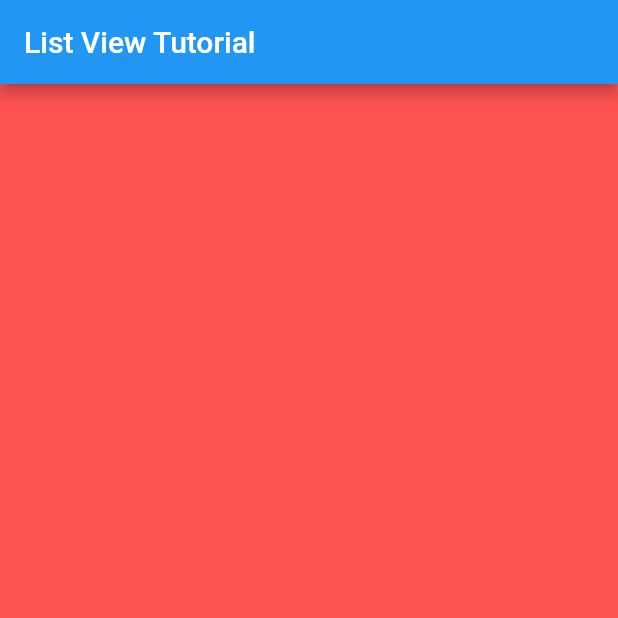
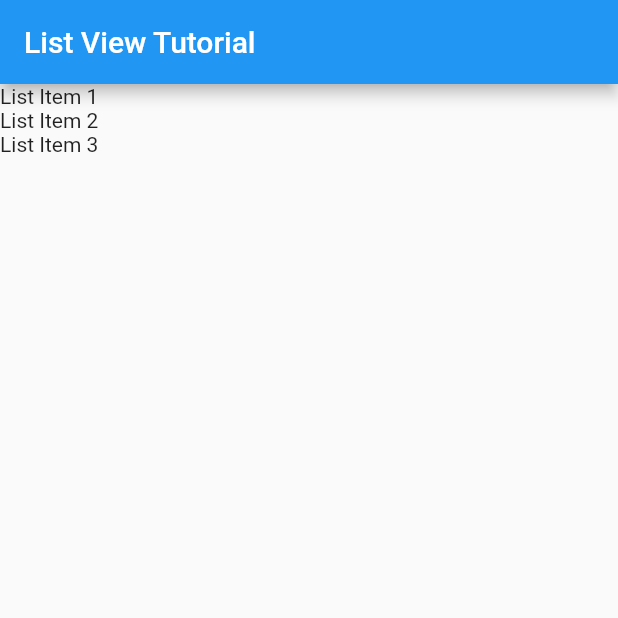
Before and after one commit to RustambekSafarov/listview_tutorial, a Flutter app: the screen it shows after launch, on a phone screen of 412 x 824 dp, the top half of it. Run offline on Flutter 3.47's test engine with Material 2 defaults, Android fonts, the phone set to English and light mode, and no system bars.

Commit message:
add list items

```diff
--- a/lib/screen/listview_page.dart
+++ b/lib/screen/listview_page.dart
@@ -7,8 +7,12 @@ class listview_page extends StatelessWidget {
 
   @override
   Widget build(BuildContext context) {
-    return Container(
-      color: Colors.redAccent,
+    return ListView(
+      children: [
+        Text('List Item 1'),
+        Text('List Item 2'),
+        Text('List Item 3'),
+      ],
     );
   }
 }
```
